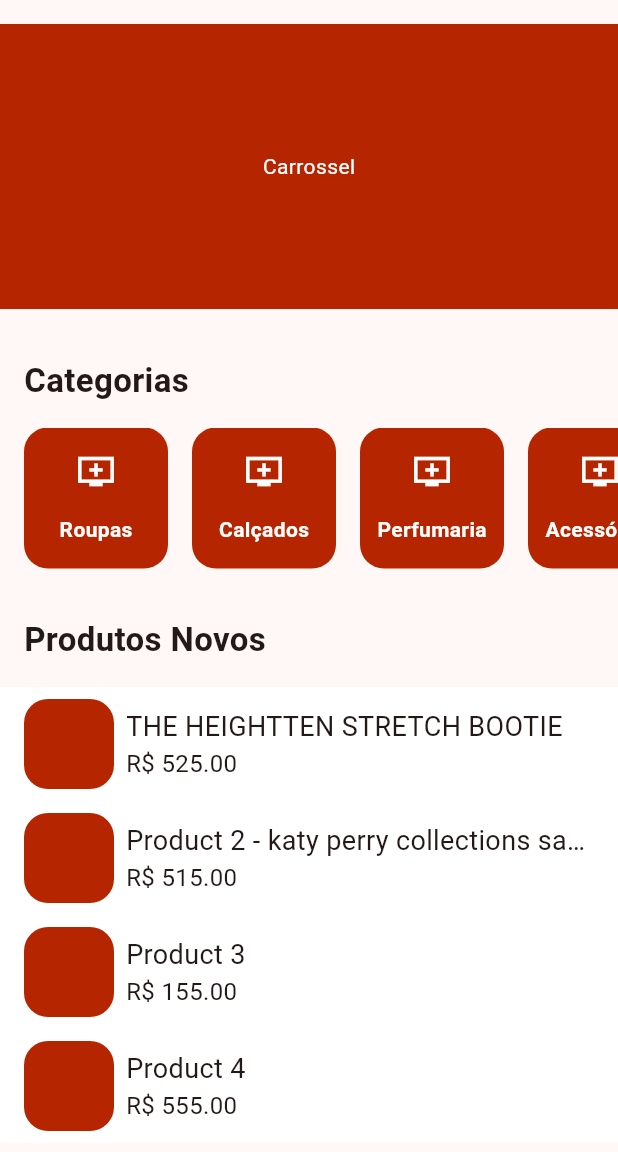
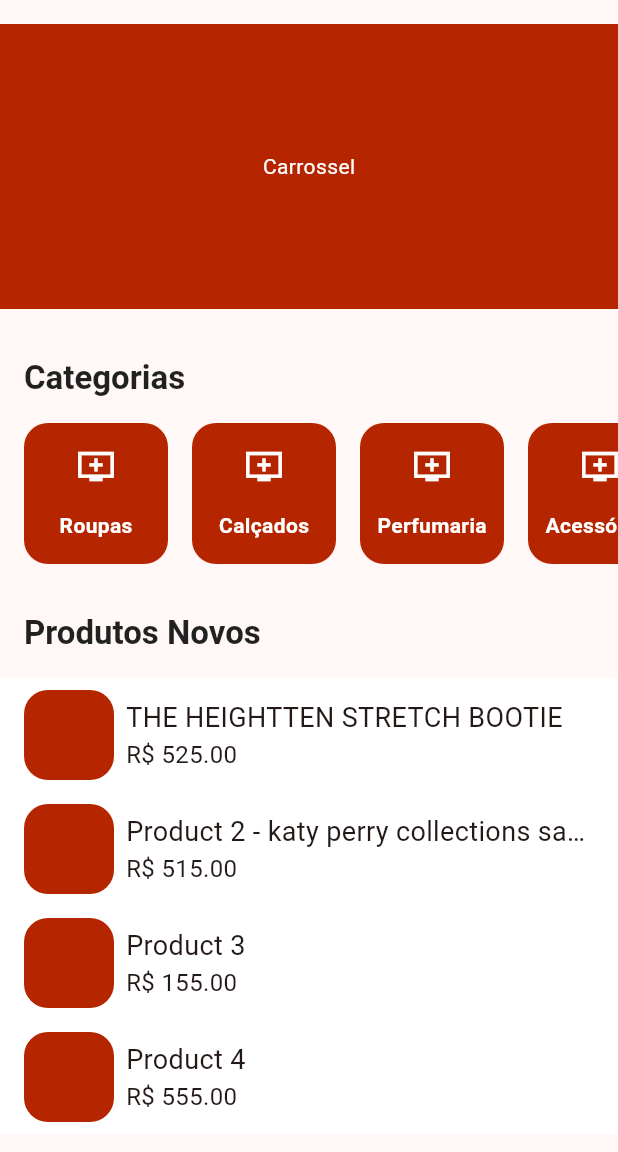
Before and after one commit to gabrielwbenatti/kp-merch, a Flutter app: the screen it shows after launch, on a phone screen of 412 x 824 dp, the part 84-1236 px from its top. Run offline on Flutter 3.47's test engine with Material 2 defaults, Android fonts, the phone set to English and light mode, and no system bars.

Commit message:
refatorado widget de titulo

```diff
--- a/app_kp_merch/lib/app/widgets/kp_section_title.dart
+++ b/app_kp_merch/lib/app/widgets/kp_section_title.dart
@@ -20,10 +20,10 @@ class KpSectionTitle extends StatelessWidget {
       ),
       child: Text(
         text,
-        style: const TextStyle(
-          fontSize: 22.0,
-          fontWeight: FontWeight.bold,
-        ),
+        style: Theme.of(context).textTheme.titleLarge?.copyWith(
+              color: KpTheme.kPrimaryBlack,
+              fontWeight: FontWeight.bold,
+            ),
       ),
     );
   }
```
Also changed, not shown: app_kp_merch/lib/app/modules/home/widgets/categories_widget.dart (line endings or trailing spaces).
